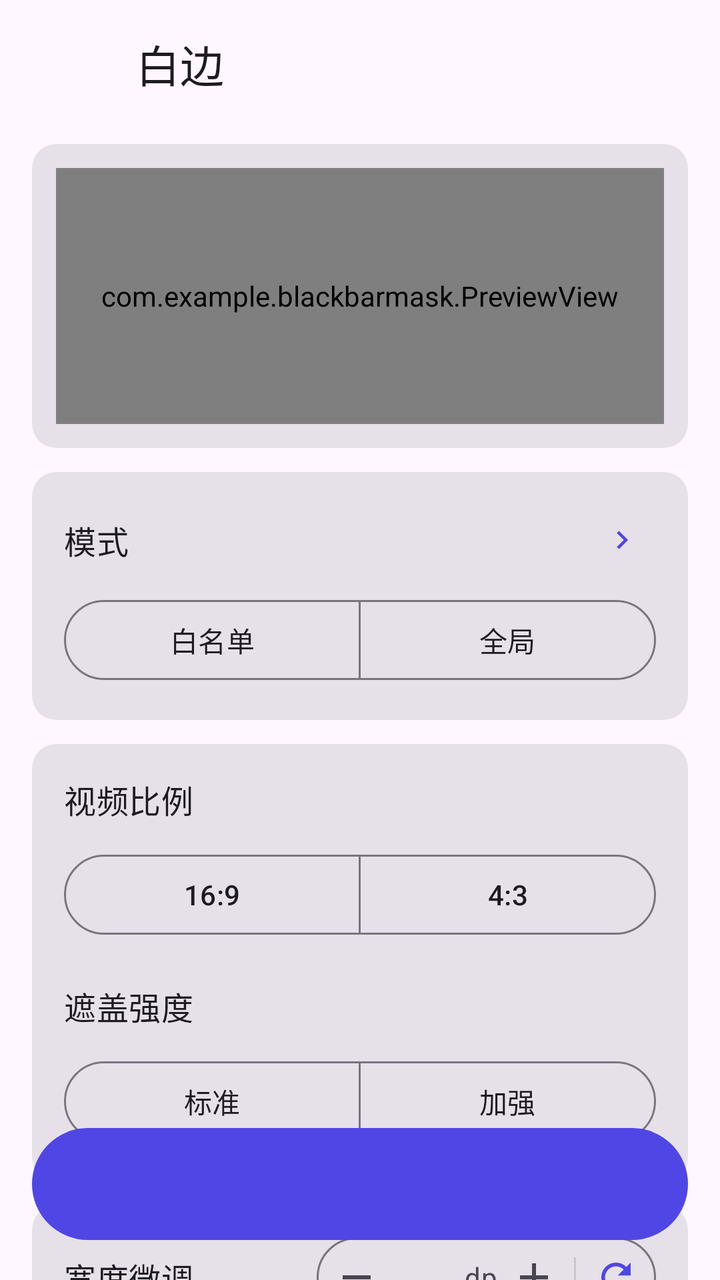
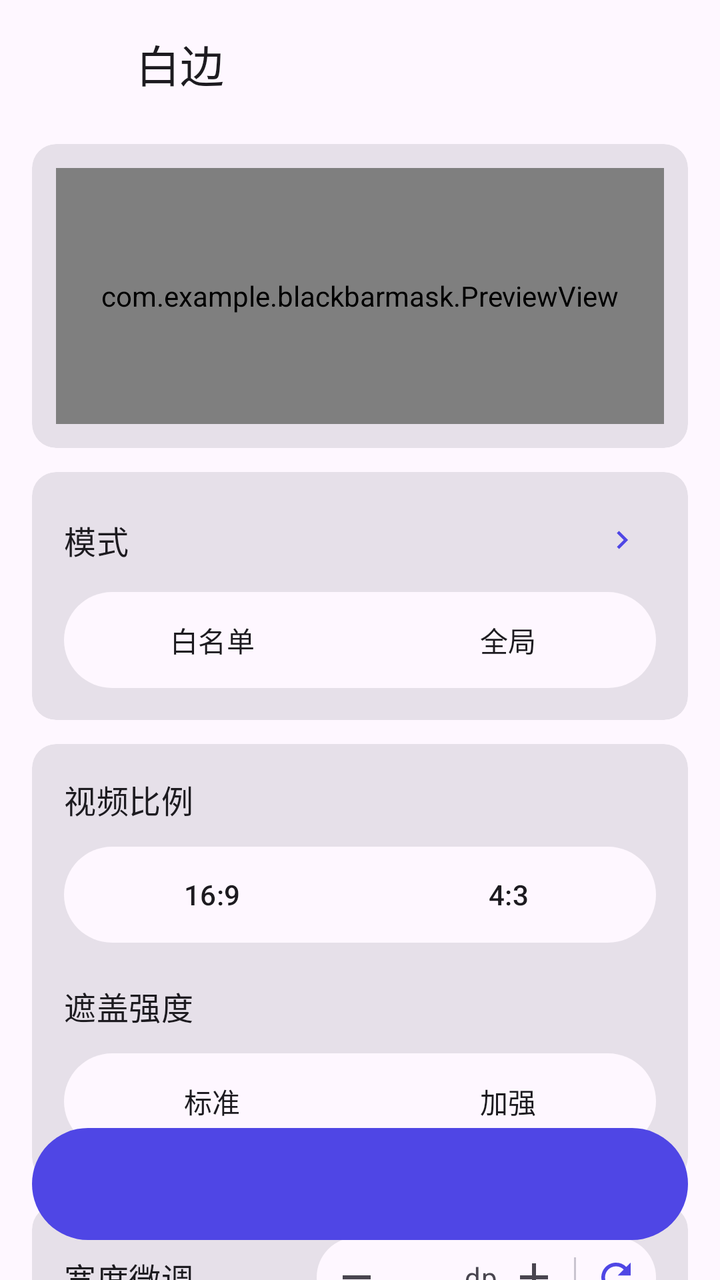

Before-and-after screenshots of an Android layout around one commit, followed by the original layout XML and the change that was made.
<!-- AndroidManifest.xml: application theme Theme.Baibian -->
<!-- res/layout/activity_main.xml -->
<?xml version="1.0" encoding="utf-8"?>
<androidx.coordinatorlayout.widget.CoordinatorLayout
    xmlns:android="http://schemas.android.com/apk/res/android"
    xmlns:app="http://schemas.android.com/apk/res-auto"
    android:layout_width="match_parent"
    android:layout_height="match_parent"
    android:background="?attr/colorSurface">

    <com.google.android.material.appbar.AppBarLayout
        android:layout_width="match_parent"
        android:layout_height="wrap_content"
        style="@style/Widget.Material3.AppBarLayout">

        <com.google.android.material.appbar.MaterialToolbar
            android:layout_width="match_parent"
            android:layout_height="?attr/actionBarSize">

            <LinearLayout
                android:layout_width="wrap_content"
                android:layout_height="match_parent"
                android:gravity="center_vertical"
                android:orientation="horizontal"
                android:paddingStart="4dp">

                <ImageView
                    android:layout_width="36dp"
                    android:layout_height="36dp"
                    android:importantForAccessibility="no"
                    android:src="@mipmap/ic_launcher" />

                <TextView
                    android:layout_width="wrap_content"
                    android:layout_height="wrap_content"
                    android:layout_marginStart="12dp"
                    android:text="白边"
                    android:textAppearance="?attr/textAppearanceTitleLarge"
                    android:textColor="?attr/colorOnSurface" />
            </LinearLayout>
        </com.google.android.material.appbar.MaterialToolbar>
    </com.google.android.material.appbar.AppBarLayout>

    <androidx.core.widget.NestedScrollView
        android:layout_width="match_parent"
        android:layout_height="match_parent"
        android:clipToPadding="false"
        android:fillViewport="true"
        app:layout_behavior="@string/appbar_scrolling_view_behavior">

        <LinearLayout
            android:layout_width="match_parent"
            android:layout_height="wrap_content"
            android:focusableInTouchMode="true"
            android:gravity="center_vertical"
            android:orientation="vertical"
            android:paddingStart="16dp"
            android:paddingTop="8dp"
            android:paddingEnd="16dp"
            android:paddingBottom="104dp">

            <com.google.android.material.button.MaterialButton
                android:id="@+id/banner"
                style="@style/Widget.Material3.Button.TonalButton"
                android:layout_width="match_parent"
                android:layout_height="wrap_content"
                android:layout_marginBottom="12dp"
                android:visibility="gone" />

            
            <com.google.android.material.card.MaterialCardView
                style="@style/Widget.Material3.CardView.Filled"
                android:layout_width="match_parent"
                android:layout_height="wrap_content"
                android:layout_marginBottom="12dp">

                <com.example.blackbarmask.PreviewView
                    android:id="@+id/preview"
                    android:layout_width="match_parent"
                    android:layout_height="128dp"
                    android:layout_margin="12dp" />
            </com.google.android.material.card.MaterialCardView>

            
            <com.google.android.material.card.MaterialCardView
                style="@style/Widget.Material3.CardView.Filled"
                android:layout_width="match_parent"
                android:layout_height="wrap_content"
                android:layout_marginBottom="12dp">

                <LinearLayout
                    android:layout_width="match_parent"
                    android:layout_height="wrap_content"
                    android:orientation="vertical"
                    android:padding="16dp">

                    <LinearLayout
                        android:layout_width="match_parent"
                        android:layout_height="wrap_content"
                        android:layout_marginBottom="8dp"
                        android:gravity="center_vertical"
                        android:orientation="horizontal">

                        <TextView
                            android:layout_width="0dp"
                            android:layout_height="wrap_content"
                            android:layout_weight="1"
                            android:text="模式"
                            android:textAppearance="?attr/textAppearanceTitleMedium" />

                        <com.google.android.material.button.MaterialButton
                            android:id="@+id/apps_row"
                            style="@style/Widget.Material3.Button.TextButton"
                            android:layout_width="wrap_content"
                            android:layout_height="wrap_content"
                            android:insetTop="0dp"
                            android:insetBottom="0dp"
                            android:minHeight="36dp"
                            android:paddingStart="12dp"
                            android:paddingEnd="8dp"
                            app:icon="@drawable/ic_chevron"
                            app:iconGravity="end" />
                    </LinearLayout>

                    <com.google.android.material.button.MaterialButtonToggleGroup
                        android:id="@+id/mode_group"
                        android:layout_width="match_parent"
                        android:layout_height="wrap_content"
                        app:selectionRequired="true"
                        app:singleSelection="true">

                        <com.google.android.material.button.MaterialButton
                            android:id="@+id/mode_whitelist"
                            style="?attr/materialButtonOutlinedStyle"
                            android:layout_width="0dp"
                            android:layout_height="wrap_content"
                            android:layout_weight="1"
                            android:text="白名单" />

                        <com.google.android.material.button.MaterialButton
                            android:id="@+id/mode_global"
                            style="?attr/materialButtonOutlinedStyle"
                            android:layout_width="0dp"
                            android:layout_height="wrap_content"
                            android:layout_weight="1"
                            android:text="全局" />
                    </com.google.android.material.button.MaterialButtonToggleGroup>
                </LinearLayout>
            </com.google.android.material.card.MaterialCardView>

            
            <com.google.android.material.card.MaterialCardView
                style="@style/Widget.Material3.CardView.Filled"
                android:layout_width="match_parent"
                android:layout_height="wrap_content"
                android:layout_marginBottom="12dp">

                <LinearLayout
                    android:layout_width="match_parent"
                    android:layout_height="wrap_content"
                    android:orientation="vertical"
                    android:padding="16dp">
                    <TextView
                        android:layout_width="wrap_content"
                        android:layout_height="wrap_content"
                        android:layout_marginBottom="12dp"
                        android:text="视频比例"
                        android:textAppearance="?attr/textAppearanceTitleMedium" />

                    <com.google.android.material.button.MaterialButtonToggleGroup
                        android:id="@+id/ratio_group"
                        android:layout_width="match_parent"
                        android:layout_height="wrap_content"
                        app:selectionRequired="true"
                        app:singleSelection="true">

                        <com.google.android.material.button.MaterialButton
                            android:id="@+id/ratio_169"
                            style="?attr/materialButtonOutlinedStyle"
                            android:layout_width="0dp"
                            android:layout_height="wrap_content"
                            android:layout_weight="1"
                            android:text="16:9" />

                        <com.google.android.material.button.MaterialButton
                            android:id="@+id/ratio_43"
                            style="?attr/materialButtonOutlinedStyle"
                            android:layout_width="0dp"
                            android:layout_height="wrap_content"
                            android:layout_weight="1"
                            android:text="4:3" />
                    </com.google.android.material.button.MaterialButtonToggleGroup>

                    <TextView
                        android:layout_width="wrap_content"
                        android:layout_height="wrap_content"
                        android:layout_marginTop="20dp"
                        android:layout_marginBottom="12dp"
                        android:text="遮盖强度"
                        android:textAppearance="?attr/textAppearanceTitleMedium" />

                    <com.google.android.material.button.MaterialButtonToggleGroup
                        android:id="@+id/strength_group"
                        android:layout_width="match_parent"
                        android:layout_height="wrap_content"
                        app:selectionRequired="true"
                        app:singleSelection="true">

                        <com.google.android.material.button.MaterialButton
                            android:id="@+id/strength_std"
                            style="?attr/materialButtonOutlinedStyle"
                            android:layout_width="0dp"
                            android:layout_height="wrap_content"
                            android:layout_weight="1"
                            android:text="标准" />

                        <com.google.android.material.button.MaterialButton
                            android:id="@+id/strength_strong"
                            style="?attr/materialButtonOutlinedStyle"
                            android:layout_width="0dp"
                            android:layout_height="wrap_content"
                            android:layout_weight="1"
                            android:text="加强" />
                    </com.google.android.material.button.MaterialButtonToggleGroup>
                </LinearLayout>
            </com.google.android.material.card.MaterialCardView>

            
            <com.google.android.material.card.MaterialCardView
                style="@style/Widget.Material3.CardView.Filled"
                android:layout_width="match_parent"
                android:layout_height="wrap_content">

                <LinearLayout
                    android:layout_width="match_parent"
                    android:layout_height="wrap_content"
                    android:orientation="vertical"
                    android:paddingStart="16dp"
                    android:paddingTop="16dp"
                    android:paddingEnd="16dp"
                    android:paddingBottom="8dp">

                    
                    <LinearLayout
                        android:layout_width="match_parent"
                        android:layout_height="wrap_content"
                        android:gravity="center_vertical"
                        android:orientation="horizontal">

                        <TextView
                            android:layout_width="0dp"
                            android:layout_height="wrap_content"
                            android:layout_weight="1"
                            android:text="宽度微调"
                            android:textAppearance="?attr/textAppearanceTitleMedium" />

                        <LinearLayout
                            android:layout_width="wrap_content"
                            android:layout_height="40dp"
                            android:background="@drawable/bg_input"
                            android:gravity="center_vertical"
                            android:orientation="horizontal"
                            android:paddingStart="4dp"
                            android:paddingEnd="4dp">

                            <ImageView
                                android:id="@+id/minus"
                                android:layout_width="32dp"
                                android:layout_height="32dp"
                                android:background="?attr/selectableItemBackgroundBorderless"
                                android:contentDescription="减小"
                                android:padding="4dp"
                                android:src="@drawable/ic_minus"
                                app:tint="?attr/colorOnSurfaceVariant" />

                            <EditText
                                android:id="@+id/offset_input"
                                android:layout_width="36dp"
                                android:layout_height="wrap_content"
                                android:background="@null"
                                android:gravity="center"
                                android:imeOptions="actionDone"
                                android:importantForAutofill="no"
                                android:inputType="numberSigned"
                                android:maxLength="4"
                                android:padding="0dp"
                                android:singleLine="true"
                                android:textAppearance="?attr/textAppearanceBodyLarge"
                                android:textColor="?attr/colorOnSurface" />

                            <TextView
                                android:layout_width="wrap_content"
                                android:layout_height="wrap_content"
                                android:layout_marginStart="2dp"
                                android:layout_marginEnd="2dp"
                                android:text="dp"
                                android:textAppearance="?attr/textAppearanceBodyMedium"
                                android:textColor="?attr/colorOnSurfaceVariant" />

                            <ImageView
                                android:id="@+id/plus"
                                android:layout_width="32dp"
                                android:layout_height="32dp"
                                android:background="?attr/selectableItemBackgroundBorderless"
                                android:contentDescription="增大"
                                android:padding="4dp"
                                android:src="@drawable/ic_plus"
                                app:tint="?attr/colorOnSurfaceVariant" />

                            <View
                                android:layout_width="1dp"
                                android:layout_height="20dp"
                                android:layout_marginStart="4dp"
                                android:layout_marginEnd="4dp"
                                android:background="?attr/colorOutlineVariant" />

                            <ImageView
                                android:id="@+id/reset"
                                android:layout_width="32dp"
                                android:layout_height="32dp"
                                android:background="?attr/selectableItemBackgroundBorderless"
                                android:contentDescription="重置"
                                android:padding="5dp"
                                android:src="@drawable/ic_reset"
                                app:tint="?attr/colorPrimary" />
                        </LinearLayout>
                    </LinearLayout>

                    
                    <LinearLayout
                        android:layout_width="match_parent"
                        android:layout_height="wrap_content"
                        android:layout_marginTop="4dp"
                        android:gravity="center_vertical"
                        android:orientation="horizontal">

                        <com.example.blackbarmask.TickSlider
                            android:id="@+id/slider"
                            android:layout_width="0dp"
                            android:layout_height="wrap_content"
                            android:layout_weight="1"
                            android:stepSize="1"
                            android:valueFrom="-100"
                            android:valueTo="100"
                            app:labelBehavior="floating"
                            app:tickVisible="false"
                            app:trackStopIndicatorSize="0dp" />
                    </LinearLayout>
                </LinearLayout>
            </com.google.android.material.card.MaterialCardView>
        </LinearLayout>
    </androidx.core.widget.NestedScrollView>

    
    <com.google.android.material.button.MaterialButton
        android:id="@+id/btn"
        android:layout_width="match_parent"
        android:layout_height="64dp"
        android:layout_gravity="bottom"
        android:layout_marginStart="16dp"
        android:layout_marginEnd="16dp"
        android:layout_marginBottom="16dp"
        android:textAppearance="?attr/textAppearanceTitleMedium"
        app:cornerRadius="32dp" />
</androidx.coordinatorlayout.widget.CoordinatorLayout>
<!-- resources referenced by this layout -->
<resources>
  <!-- drawable bg_input (drawable) -->
  <?xml version="1.0" encoding="utf-8"?>
  <shape xmlns:android="http://schemas.android.com/apk/res/android"
      android:shape="rectangle">
      <corners android:radius="20dp" />
      <solid android:color="@android:color/transparent" />
      <stroke android:width="1dp" android:color="?attr/colorOutline" />
  </shape>
  <!-- drawable ic_chevron (drawable) -->
  <vector xmlns:android="http://schemas.android.com/apk/res/android"
      android:width="24dp" android:height="24dp" android:viewportWidth="24" android:viewportHeight="24">
      <path android:fillColor="#FF000000" android:pathData="M10,6L8.59,7.41 13.17,12l-4.58,4.59L10,18l6,-6z" />
  </vector>
  <!-- drawable ic_minus (drawable) -->
  <vector xmlns:android="http://schemas.android.com/apk/res/android"
      android:width="24dp" android:height="24dp" android:viewportWidth="24" android:viewportHeight="24">
      <path android:fillColor="#FF000000" android:pathData="M5,11h14v2H5z" />
  </vector>
  <!-- drawable ic_plus (drawable) -->
  <vector xmlns:android="http://schemas.android.com/apk/res/android"
      android:width="24dp" android:height="24dp" android:viewportWidth="24" android:viewportHeight="24">
      <path android:fillColor="#FF000000" android:pathData="M19,13h-6v6h-2v-6H5v-2h6V5h2v6h6v2z" />
  </vector>
  <!-- drawable ic_launcher_background (drawable) -->
  <vector xmlns:android="http://schemas.android.com/apk/res/android"
      xmlns:aapt="http://schemas.android.com/aapt"
      android:width="108dp"
      android:height="108dp"
      android:viewportWidth="108"
      android:viewportHeight="108">
      <path android:pathData="M0,0h108v108h-108z">
          <aapt:attr name="android:fillColor">
              <gradient
                  android:startX="0"
                  android:startY="0"
                  android:endX="108"
                  android:endY="108"
                  android:type="linear">
                  <item android:color="#0F1226" android:offset="0.0" />
                  <item android:color="#232A7A" android:offset="1.0" />
              </gradient>
          </aapt:attr>
      </path>
  </vector>
  <!-- drawable ic_launcher_foreground (drawable) -->
  <vector xmlns:android="http://schemas.android.com/apk/res/android"
      xmlns:aapt="http://schemas.android.com/aapt"
      android:width="108dp"
      android:height="108dp"
      android:viewportWidth="108"
      android:viewportHeight="108">
      
      <path android:pathData="M36,34h36v40h-36z">
          <aapt:attr name="android:fillColor">
              <gradient
                  android:startX="36"
                  android:startY="34"
                  android:endX="72"
                  android:endY="74"
                  android:type="linear">
                  <item android:color="#7C7CFF" android:offset="0.0" />
                  <item android:color="#38BDF8" android:offset="1.0" />
              </gradient>
          </aapt:attr>
      </path>
      
      <path
          android:fillColor="#FFFFFF"
          android:pathData="M30,34h6v40h-6a8,8 0 0 1 -8,-8v-24a8,8 0 0 1 8,-8z" />
      <path
          android:fillColor="#FFFFFF"
          android:pathData="M78,34h-6v40h6a8,8 0 0 0 8,-8v-24a8,8 0 0 0 -8,-8z" />
      
      <path
          android:fillColor="#FFFFFF"
          android:pathData="M50.5,47.5l11,6.5l-11,6.5z" />
  </vector>
  <!-- drawable ic_launcher_monochrome (drawable) -->
  <vector xmlns:android="http://schemas.android.com/apk/res/android"
      android:width="108dp"
      android:height="108dp"
      android:viewportWidth="108"
      android:viewportHeight="108">
      <path
          android:fillColor="#000000"
          android:fillType="evenOdd"
          android:pathData="M30,34h48a8,8 0 0 1 8,8v24a8,8 0 0 1 -8,8h-48a8,8 0 0 1 -8,-8v-24a8,8 0 0 1 8,-8z M36,34v40h36v-40z" />
      <path
          android:fillColor="#000000"
          android:pathData="M50.5,47.5l11,6.5l-11,6.5z" />
  </vector>
  <!-- unchanged entries left out for length: 3 -->
</resources>

<!-- the commit's change to res/layout/activity_main.xml (unified diff, before → after) -->
@@ -129,7 +129,7 @@
 
                         <com.google.android.material.button.MaterialButton
                             android:id="@+id/mode_whitelist"
-                            style="?attr/materialButtonOutlinedStyle"
+                            style="@style/Widget.Baibian.Segment"
                             android:layout_width="0dp"
                             android:layout_height="wrap_content"
                             android:layout_weight="1"
@@ -137,7 +137,7 @@
 
                         <com.google.android.material.button.MaterialButton
                             android:id="@+id/mode_global"
-                            style="?attr/materialButtonOutlinedStyle"
+                            style="@style/Widget.Baibian.Segment"
                             android:layout_width="0dp"
                             android:layout_height="wrap_content"
                             android:layout_weight="1"
@@ -174,7 +174,7 @@
 
                         <com.google.android.material.button.MaterialButton
                             android:id="@+id/ratio_169"
-                            style="?attr/materialButtonOutlinedStyle"
+                            style="@style/Widget.Baibian.Segment"
                             android:layout_width="0dp"
                             android:layout_height="wrap_content"
                             android:layout_weight="1"
@@ -182,7 +182,7 @@
 
                         <com.google.android.material.button.MaterialButton
                             android:id="@+id/ratio_43"
-                            style="?attr/materialButtonOutlinedStyle"
+                            style="@style/Widget.Baibian.Segment"
                             android:layout_width="0dp"
                             android:layout_height="wrap_content"
                             android:layout_weight="1"
@@ -206,7 +206,7 @@
 
                         <com.google.android.material.button.MaterialButton
                             android:id="@+id/strength_std"
-                            style="?attr/materialButtonOutlinedStyle"
+                            style="@style/Widget.Baibian.Segment"
                             android:layout_width="0dp"
                             android:layout_height="wrap_content"
                             android:layout_weight="1"
@@ -214,7 +214,7 @@
 
                         <com.google.android.material.button.MaterialButton
                             android:id="@+id/strength_strong"
-                            style="?attr/materialButtonOutlinedStyle"
+                            style="@style/Widget.Baibian.Segment"
                             android:layout_width="0dp"
                             android:layout_height="wrap_content"
                             android:layout_weight="1"
<!-- resource entries referenced after the edit -->
@@ -5,8 +5,7 @@
   <shape xmlns:android="http://schemas.android.com/apk/res/android"
       android:shape="rectangle">
       <corners android:radius="20dp" />
-      <solid android:color="@android:color/transparent" />
-      <stroke android:width="1dp" android:color="?attr/colorOutline" />
+      <solid android:color="?attr/colorSurface" />
   </shape>
   <!-- drawable ic_chevron (drawable) -->
   <vector xmlns:android="http://schemas.android.com/apk/res/android"
@@ -23,6 +22,14 @@
       android:width="24dp" android:height="24dp" android:viewportWidth="24" android:viewportHeight="24">
       <path android:fillColor="#FF000000" android:pathData="M19,13h-6v6h-2v-6H5v-2h6V5h2v6h6v2z" />
   </vector>
+  <style name="Widget.Baibian.Segment" parent="Widget.Material3.Button.OutlinedButton">
+          <item name="strokeWidth">0dp</item>
+          <item name="backgroundTint">@color/seg_bg</item>
+          <item name="android:textColor">@color/seg_text</item>
+          <item name="android:insetTop">0dp</item>
+          <item name="android:insetBottom">0dp</item>
+          <item name="android:minHeight">48dp</item>
+      </style>
   <!-- drawable ic_launcher_background (drawable) -->
   <vector xmlns:android="http://schemas.android.com/apk/res/android"
       xmlns:aapt="http://schemas.android.com/aapt"
@@ -38,44 +45,29 @@
                   android:endX="108"
                   android:endY="108"
                   android:type="linear">
-                  <item android:color="#0F1226" android:offset="0.0" />
-                  <item android:color="#232A7A" android:offset="1.0" />
+                  <item android:color="#6366F1" android:offset="0.0" />
+                  <item android:color="#3B82F6" android:offset="1.0" />
               </gradient>
           </aapt:attr>
       </path>
   </vector>
   <!-- drawable ic_launcher_foreground (drawable) -->
   <vector xmlns:android="http://schemas.android.com/apk/res/android"
-      xmlns:aapt="http://schemas.android.com/aapt"
       android:width="108dp"
       android:height="108dp"
       android:viewportWidth="108"
       android:viewportHeight="108">
       
-      <path android:pathData="M36,34h36v40h-36z">
-          <aapt:attr name="android:fillColor">
-              <gradient
-                  android:startX="36"
-                  android:startY="34"
-                  android:endX="72"
-                  android:endY="74"
-                  android:type="linear">
-                  <item android:color="#7C7CFF" android:offset="0.0" />
-                  <item android:color="#38BDF8" android:offset="1.0" />
-              </gradient>
-          </aapt:attr>
-      </path>
+      <path
+          android:fillColor="#FFFFFF"
+          android:pathData="M29,30h0a7,7 0 0 1 7,7v34a7,7 0 0 1 -7,7h0a7,7 0 0 1 -7,-7v-34a7,7 0 0 1 7,-7z" />
+      <path
+          android:fillColor="#FFFFFF"
+          android:pathData="M79,30h0a7,7 0 0 1 7,7v34a7,7 0 0 1 -7,7h0a7,7 0 0 1 -7,-7v-34a7,7 0 0 1 7,-7z" />
       
       <path
           android:fillColor="#FFFFFF"
-          android:pathData="M30,34h6v40h-6a8,8 0 0 1 -8,-8v-24a8,8 0 0 1 8,-8z" />
-      <path
-          android:fillColor="#FFFFFF"
-          android:pathData="M78,34h-6v40h6a8,8 0 0 0 8,-8v-24a8,8 0 0 0 -8,-8z" />
-      
-      <path
-          android:fillColor="#FFFFFF"
-          android:pathData="M50.5,47.5l11,6.5l-11,6.5z" />
+          android:pathData="M48,43l16,11l-16,11z" />
   </vector>
   <!-- drawable ic_launcher_monochrome (drawable) -->
   <vector xmlns:android="http://schemas.android.com/apk/res/android"
@@ -85,11 +77,13 @@
       android:viewportHeight="108">
       <path
           android:fillColor="#000000"
-          android:fillType="evenOdd"
-          android:pathData="M30,34h48a8,8 0 0 1 8,8v24a8,8 0 0 1 -8,8h-48a8,8 0 0 1 -8,-8v-24a8,8 0 0 1 8,-8z M36,34v40h36v-40z" />
+          android:pathData="M29,30h0a7,7 0 0 1 7,7v34a7,7 0 0 1 -7,7h0a7,7 0 0 1 -7,-7v-34a7,7 0 0 1 7,-7z" />
       <path
           android:fillColor="#000000"
-          android:pathData="M50.5,47.5l11,6.5l-11,6.5z" />
+          android:pathData="M79,30h0a7,7 0 0 1 7,7v34a7,7 0 0 1 -7,7h0a7,7 0 0 1 -7,-7v-34a7,7 0 0 1 7,-7z" />
+      <path
+          android:fillColor="#000000"
+          android:pathData="M48,43l16,11l-16,11z" />
   </vector>
   <!-- unchanged entries left out for length: 3 -->
 </resources>
